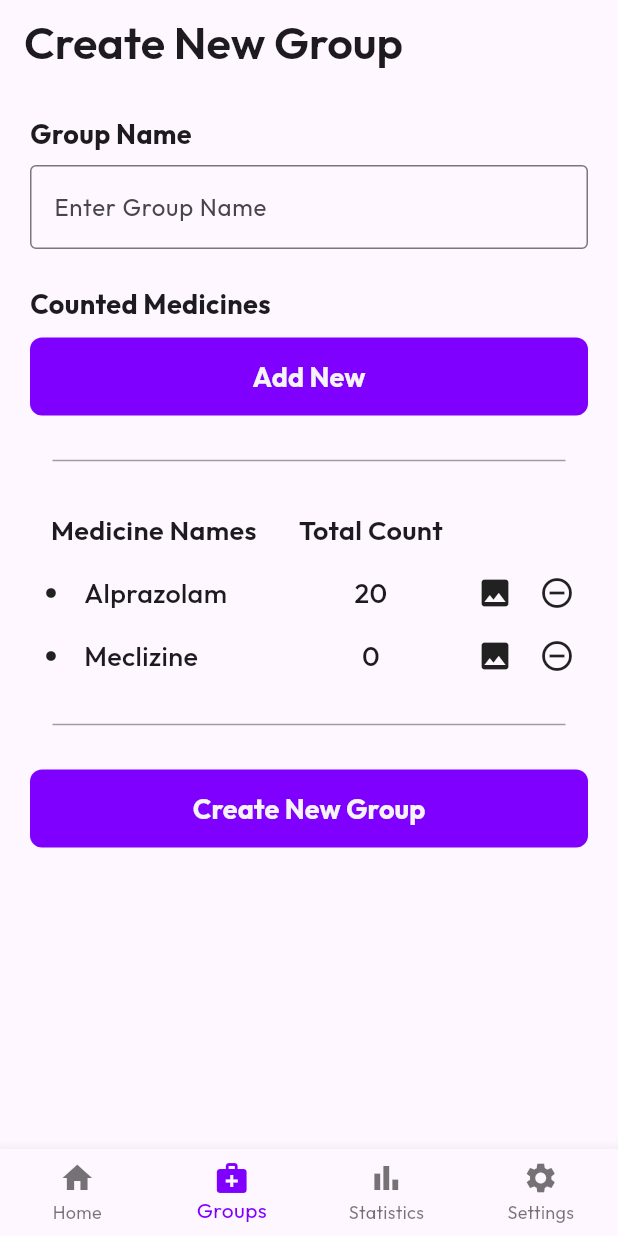
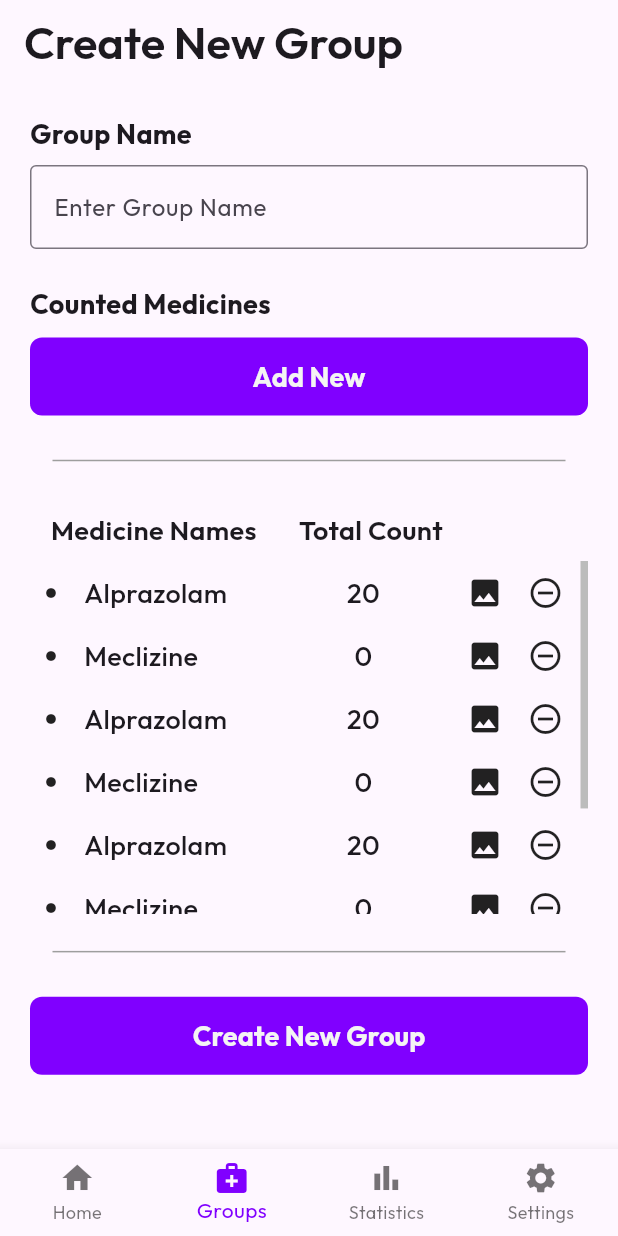
Before and after one commit to MedicCount/medic_count_fe, a Flutter app: the screen it shows once a user with an empty profile is signed in, item 2 of the bottom bar chosen, on a phone screen of 412 x 824 dp. Run offline on Flutter 3.47's test engine with Material 3 defaults, Android fonts, the light colour scheme and no system bars; our stand-ins replace camera, firebase_auth, firebase_core, flutter_dotenv, flutter_svg, google_fonts and 2 more; accounts and stored records are empty.

Commit message:
Finish 'Create New Group' style

```diff
--- a/lib/datasources/all_datasources.dart
+++ b/lib/datasources/all_datasources.dart
@@ -66,6 +66,13 @@ class TemporaryAllDatas {
           Medicine('006', 'Diphenhydramine', File('')),
         ]
       ),
+      MedicineGroup(
+        "004",
+        [
+          Medicine.withCount('005', 'Loratadine', File(''), 20),
+          Medicine('006', 'Diphenhydramine', File('')),
+        ]
+      ),
     ];
   }
 }
--- a/lib/sub_pages/counted.dart
+++ b/lib/sub_pages/counted.dart
@@ -12,7 +12,6 @@ class CountedPage extends StatefulWidget {
 
 class _CountedPageState extends State<CountedPage> {
   final List<MedicineGroup> medicineGroups = TemporaryAllDatas().allMedicineGroups;
-  final int numberOfMedicineGroups = 3;
   final List<String> sortOptions = ['Name', 'Date Created'];
   String _selectedValue = 'Name';
 
@@ -74,10 +73,15 @@ class _CountedPageState extends State<CountedPage> {
           ),
           const SizedBox(height: 15),
           Expanded(
+            child: Scrollbar(
+              thickness: 5,
+              thumbVisibility: true,
+              child: Padding(
+                padding: const EdgeInsets.only(right: 10),
                 child: SingleChildScrollView(
                   child: Column(
                     crossAxisAlignment: CrossAxisAlignment.center,
-                children: List.generate(numberOfMedicineGroups, (index) {
+                    children: List.generate(medicineGroups.length, (index) {
                       MedicineGroup temp = medicineGroups[index];
                       return MedicineGroupDisplay(
                         groupName: temp.getName,
@@ -88,6 +92,8 @@ class _CountedPageState extends State<CountedPage> {
                   ),
                 ),
               ),
+            ),
+          ),
         ],
       ),
     );
--- a/lib/sub_pages/groups.dart
+++ b/lib/sub_pages/groups.dart
@@ -15,11 +15,19 @@ class GroupsPage extends StatefulWidget {
 class _GroupsPageState extends State<GroupsPage> {
   final List<MedicineGroup> medicineGroups = TemporaryAllDatas().allMedicineGroups;
   final List<String> sortOptions = ['Name', 'Date Created'];
-  String _selectedValue = 'Name';
+
+  final ScrollController _scrollController = ScrollController();
+
+  @override
+  void dispose() {
+    _scrollController.dispose();
+    super.dispose();
+  }
 
   @override
   Widget build(BuildContext context) {
-    return Padding(
+    return SingleChildScrollView(
+      child: Padding(
         padding: const EdgeInsets.fromLTRB(20, 20, 20, 0),
         child: Column(
           crossAxisAlignment: CrossAxisAlignment.start,
@@ -71,8 +79,8 @@ class _GroupsPageState extends State<GroupsPage> {
                 2: FlexColumnWidth(0.5),
                 3: FlexColumnWidth(0.5),
               },
-            children: <TableRow>[
-              const TableRow(
+              children: const <TableRow>[
+                TableRow(
                   children: <Widget>[
                     TableCell(
                       verticalAlignment: TableCellVerticalAlignment.middle,
@@ -112,7 +120,30 @@ class _GroupsPageState extends State<GroupsPage> {
                     ),
                   ]
                 ),
-              for (final Medicine medicine in medicineGroups[0].getMedicineGroup)
+              ],
+            ),
+            SizedBox(
+              height: MediaQuery.of(context).size.height / 3.5,
+              child: Scrollbar(
+                thickness: 5,
+                thumbVisibility: true,
+                controller: _scrollController,
+                child: SingleChildScrollView(
+                  controller: _scrollController,
+                  child: Table(
+                    defaultVerticalAlignment: TableCellVerticalAlignment.middle,
+                    columnWidths: const {
+                      0: FlexColumnWidth(2),
+                      1: FlexColumnWidth(1.5),
+                      2: FlexColumnWidth(0.5),
+                      3: FlexColumnWidth(0.5),
+                      4: FlexColumnWidth(0.1),
+                    },
+                    children: <TableRow>[
+                      for (final Medicine medicine in medicineGroups[0].getMedicineGroup +
+                          medicineGroups[0].getMedicineGroup +
+                          medicineGroups[0].getMedicineGroup +
+                          medicineGroups[0].getMedicineGroup)
                         TableRow(
                           children: <Widget>[
                             TableCell(
@@ -161,9 +192,16 @@ class _GroupsPageState extends State<GroupsPage> {
                               verticalAlignment: TableCellVerticalAlignment.middle,
                               child: Icon(Icons.remove_circle_outline_outlined),
                             ),
+                            const TableCell(
+                              verticalAlignment: TableCellVerticalAlignment.middle,
+                              child: SizedBox(),
+                            ),
                           ],
                         ),
                     ],
+                  ),
+                ),
+              ),
             ),
             const Divider(
               height: 50,
@@ -179,7 +217,9 @@ class _GroupsPageState extends State<GroupsPage> {
                 label: 'Create New Group',
               ),
             ),
+            const SizedBox(height: 20),
           ],
+        ),
       ),
     );
   }
```
Lines whose indentation alone changed are shown as unchanged.
